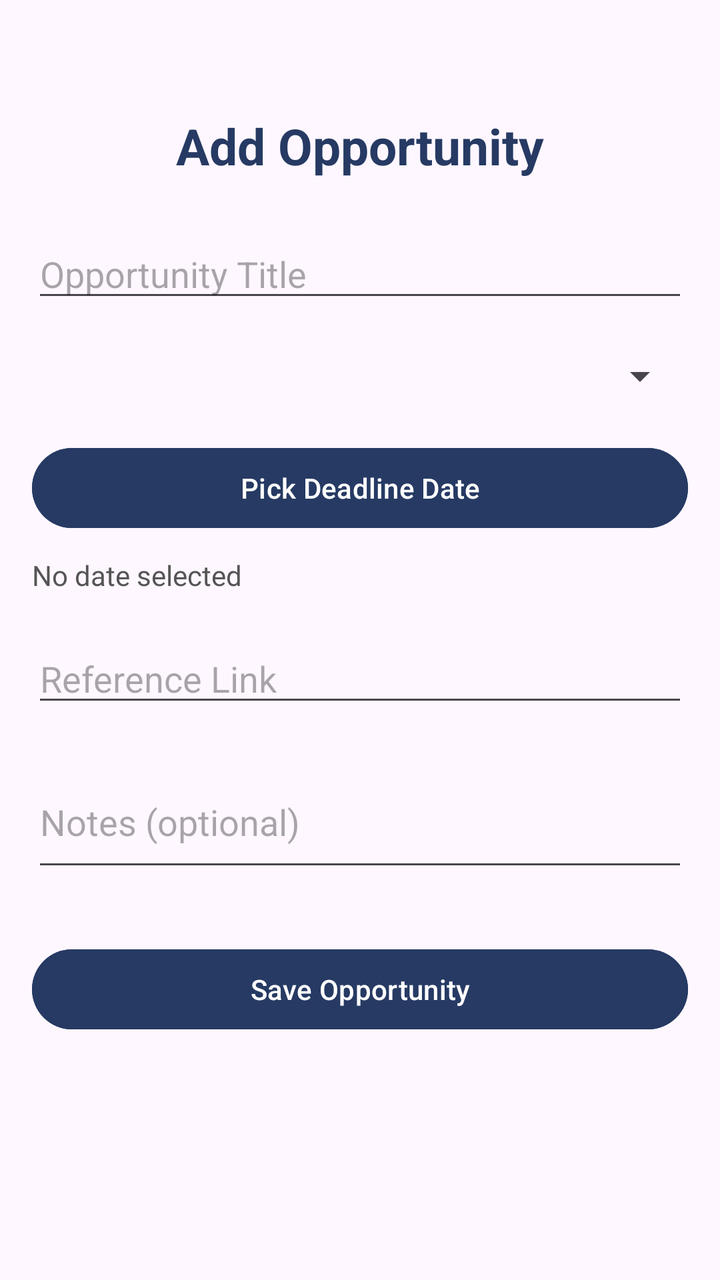
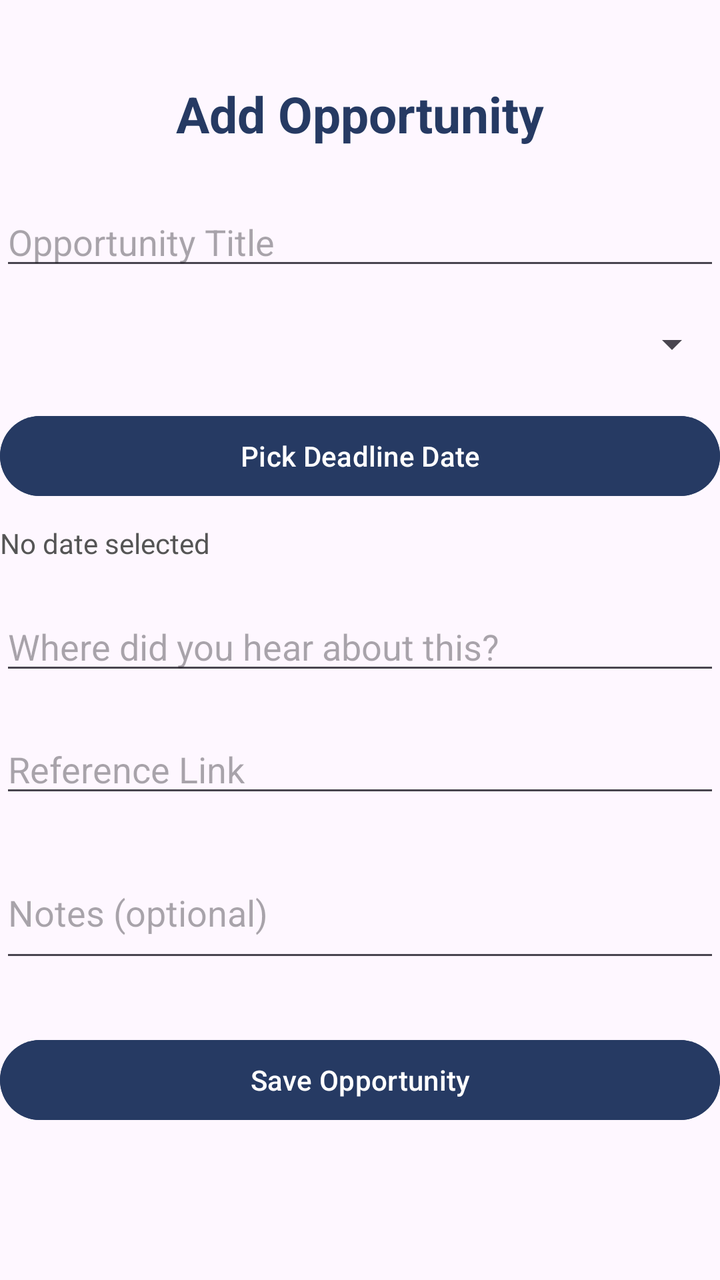

Compare the two renders of this Android layout. The source of the first and the diff that turns it into the second are given below.
<!-- AndroidManifest.xml: application theme Theme.CareerNexus -->
<!-- res/layout/activity_add_opportunity.xml -->
<?xml version="1.0" encoding="utf-8"?>
<androidx.constraintlayout.widget.ConstraintLayout xmlns:android="http://schemas.android.com/apk/res/android"
    xmlns:app="http://schemas.android.com/apk/res-auto"
    xmlns:tools="http://schemas.android.com/tools"
    android:id="@+id/main"
    android:layout_width="match_parent"
    android:layout_height="match_parent"
    android:padding="16dp"
    tools:context=".AddOpportunity">

    <TextView
        android:id="@+id/Title"
        android:layout_width="wrap_content"
        android:layout_height="wrap_content"
        android:text="Add Opportunity"
        android:layout_marginTop="40dp"
        android:textSize="25sp"
        android:textStyle="bold"
        android:textColor="#263A63"
        app:layout_constraintTop_toTopOf="parent"
        app:layout_constraintStart_toStartOf="parent"
        app:layout_constraintEnd_toEndOf="parent"/>

    <EditText
        android:id="@+id/etTitle"
        android:layout_width="match_parent"
        android:layout_height="wrap_content"
        android:layout_marginTop="25dp"
        android:hint="Opportunity Title"
        android:inputType="text"
        app:layout_constraintTop_toBottomOf="@id/Title"/>

    <Spinner
        android:id="@+id/spinnerType"
        android:layout_width="match_parent"
        android:layout_height="wrap_content"
        android:layout_marginTop="20dp"
        app:layout_constraintTop_toBottomOf="@id/etTitle" />

    <Button
        android:id="@+id/btnPickDate"
        android:layout_width="match_parent"
        android:layout_height="wrap_content"
        android:layout_marginTop="20dp"
        android:text="Pick Deadline Date"
        android:backgroundTint="#263A63"
        android:textColor="@color/white"
        app:layout_constraintTop_toBottomOf="@id/spinnerType"/>

    <TextView
        android:id="@+id/tvSelectedDate"
        android:layout_width="match_parent"
        android:layout_height="wrap_content"
        android:layout_marginTop="10dp"
        android:text="No date selected"
        android:textSize="14sp"
        android:textColor="#555555"
        app:layout_constraintTop_toBottomOf="@id/btnPickDate"/>

    <EditText
        android:id="@+id/etLink"
        android:layout_width="match_parent"
        android:layout_height="wrap_content"
        android:layout_marginTop="20dp"
        android:hint="Reference Link"
        android:inputType="textUri"
        app:layout_constraintTop_toBottomOf="@id/tvSelectedDate"/>

    <EditText
        android:id="@+id/etNotes"
        android:layout_width="match_parent"
        android:layout_height="wrap_content"
        android:layout_marginTop="20dp"
        android:hint="Notes (optional)"
        android:inputType="textMultiLine"
        android:minLines="2"
        app:layout_constraintTop_toBottomOf="@id/etLink"/>

    <Button
        android:id="@+id/btnSave"
        android:layout_width="match_parent"
        android:layout_height="wrap_content"
        android:layout_marginTop="30dp"
        android:text="Save Opportunity"
        android:backgroundTint="#263A63"
        android:textColor="@color/white"
        app:layout_constraintTop_toBottomOf="@id/etNotes"/>

</androidx.constraintlayout.widget.ConstraintLayout>
<!-- resources referenced by this layout -->
<resources>
  <color name="white">#FFFFFFFF</color>
  <style name="Theme.CareerNexus" parent="Base.Theme.CareerNexus" />
  <style name="Base.Theme.CareerNexus" parent="Theme.Material3.DayNight.NoActionBar">
          
          
      </style>
</resources>

<!-- the commit's change to res/layout/activity_add_opportunity.xml (unified diff, before → after) -->
@@ -5,7 +5,6 @@
     android:id="@+id/main"
     android:layout_width="match_parent"
     android:layout_height="match_parent"
-    android:padding="16dp"
     tools:context=".AddOpportunity">
 
     <TextView
@@ -58,13 +57,22 @@
         app:layout_constraintTop_toBottomOf="@id/btnPickDate"/>
 
     <EditText
+        android:id="@+id/tvSourceLabel"
+        android:layout_width="match_parent"
+        android:layout_height="wrap_content"
+        android:hint="Where did you hear about this?"
+        android:layout_marginTop="20dp"
+        android:inputType="textMultiLine"
+        app:layout_constraintTop_toBottomOf="@id/tvSelectedDate"/>
+
+    <EditText
         android:id="@+id/etLink"
         android:layout_width="match_parent"
         android:layout_height="wrap_content"
         android:layout_marginTop="20dp"
         android:hint="Reference Link"
         android:inputType="textUri"
-        app:layout_constraintTop_toBottomOf="@id/tvSelectedDate"/>
+        app:layout_constraintTop_toBottomOf="@id/tvSourceLabel"/>
 
     <EditText
         android:id="@+id/etNotes"
